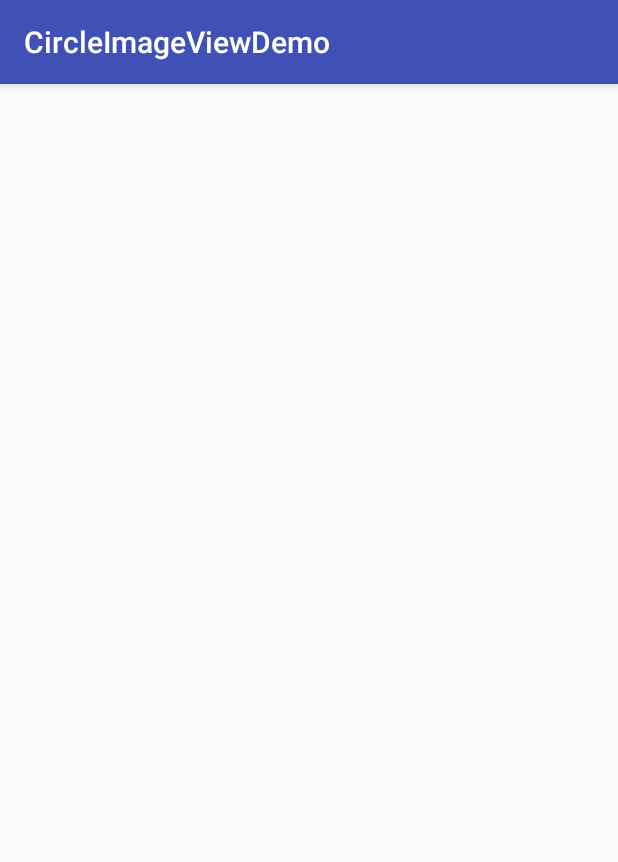
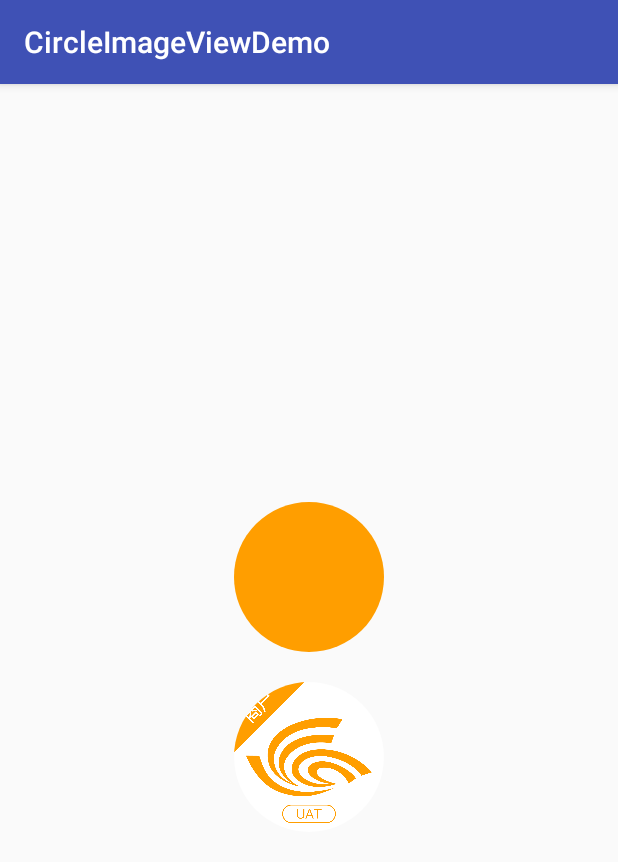
Before and after one commit to Codyfjm/CircleImageView, an Android app: the screen it shows after launch (MainActivity), on a phone screen of 412 x 824 dp. Shown: the top 862 px of the screen. Run offline under Robolectric (Android 15) with nearby library versions, the phone set to English and light mode, and no system bars; our stand-ins replace CircleImageView.

Commit message:
自定义圆形ImageView组件：可以动态获取图片

```diff
--- a/CircleImageViewDemo/app/src/main/java/CircleImageView.java
+++ b/CircleImageViewDemo/app/src/main/java/com/cn/codyfjm/circleimageviewdemo/CircleImageView.java
@@ -1,3 +1,5 @@
+package com.cn.codyfjm.circleimageviewdemo;
+
 import android.annotation.SuppressLint;
 import android.content.Context;
 import android.graphics.Bitmap;
--- /dev/null
+++ b/CircleImageViewDemo/app/src/main/java/com/cn/codyfjm/circleimageviewdemo/CircleImageViewPlus.java
@@ -0,0 +1,100 @@
+package com.cn.codyfjm.circleimageviewdemo;
+
+import android.content.Context;
+import android.graphics.Bitmap;
+import android.graphics.BitmapShader;
+import android.graphics.Canvas;
+import android.graphics.Color;
+import android.graphics.ImageFormat;
+import android.graphics.Matrix;
+import android.graphics.Paint;
+import android.graphics.Rect;
+import android.graphics.Shader;
+import android.graphics.drawable.BitmapDrawable;
+import android.graphics.drawable.ColorDrawable;
+import android.graphics.drawable.Drawable;
+import android.support.annotation.Nullable;
+import android.util.AttributeSet;
+import android.widget.ImageView;
+
+/**
+ * 自定义圆形ImageView组件
+ * author：codyfjm on 18/1/29
+ * email：CodyFeng@lansion.cn
+ * company:Lansion Software
+ * Copyright © 2018 Lansion. All rights reserved.
+ */
+public class CircleImageViewPlus extends ImageView {
+
+    private Paint mPaintBitmap = new Paint(Paint.ANTI_ALIAS_FLAG);
+    private Bitmap mRawBitmap;
+    private BitmapShader mShader;
+    private Matrix mMatrix = new Matrix();
+
+    public CircleImageViewPlus(Context context) {
+        super(context);
+    }
+
+    public CircleImageViewPlus(Context context, @Nullable AttributeSet attrs) {
+        super(context, attrs);
+    }
+
+    public CircleImageViewPlus(Context context, @Nullable AttributeSet attrs, int defStyleAttr) {
+        super(context, attrs, defStyleAttr);
+    }
+
+
+    /**
+     * 重画组件
+     * @param canvas 画布
+     */
+    @Override
+    protected void onDraw(Canvas canvas) {
+        Bitmap rawBitmap = getBitmap(getDrawable());
+        if (rawBitmap != null){
+            int viewWidth = getWidth();
+            int viewHeight = getHeight();
+            int viewMinSize = Math.min(viewWidth,viewHeight);
+            float dstWidth = viewMinSize;
+            float dstHeight = viewMinSize;
+            if (mShader == null || !rawBitmap.equals(mRawBitmap)){
+                mRawBitmap = rawBitmap;
+                mShader = new BitmapShader(mRawBitmap, Shader.TileMode.CLAMP, Shader.TileMode.CLAMP);
+            }
+
+            if (mShader != null){
+                mMatrix.setScale(dstWidth/rawBitmap.getWidth(),dstHeight/rawBitmap.getHeight());
+                mShader.setLocalMatrix(mMatrix);
+            }
+
+            mPaintBitmap.setShader(mShader);
+            float radius = viewMinSize / 2.0f;
+            canvas.drawCircle(radius,radius,radius,mPaintBitmap);
+
+        }else {
+            super.onDraw(canvas);
+        }
+    }
+
+    /**
+     * 获取图片
+     * @param drawable
+     * @return
+     */
+    private Bitmap getBitmap(Drawable drawable){
+        if (drawable instanceof BitmapDrawable){
+            return ((BitmapDrawable) drawable).getBitmap();
+        }else if (drawable instanceof ColorDrawable){
+            Rect rect = drawable.getBounds();
+            int width = rect.right - rect.left;
+            int height = rect.bottom - rect.left;
+            int color = ((ColorDrawable) drawable).getColor();
+            Bitmap bitmap = Bitmap.createBitmap(width,height, Bitmap.Config.ARGB_8888);
+            Canvas canvas =  new Canvas(bitmap);
+            canvas.drawARGB(Color.alpha(color),Color.red(color),Color.green(color),Color.blue(color));
+            return bitmap;
+        }else {
+            return null;
+        }
+    }
+}
--- a/CircleImageViewDemo/app/src/main/java/com/cn/codyfjm/circleimageviewdemo/MainActivity.java
+++ b/CircleImageViewDemo/app/src/main/java/com/cn/codyfjm/circleimageviewdemo/MainActivity.java
@@ -5,9 +5,13 @@ import android.os.Bundle;
 
 public class MainActivity extends AppCompatActivity {
 
+    private CircleImageViewPlus logo;
+
     @Override
     protected void onCreate(Bundle savedInstanceState) {
         super.onCreate(savedInstanceState);
         setContentView(R.layout.activity_main);
+        logo = findViewById(R.id.logo);
+        logo.setImageDrawable(getResources().getDrawable(R.mipmap.logo));
     }
 }
--- a/CircleImageViewDemo/app/src/main/res/layout/activity_main.xml
+++ b/CircleImageViewDemo/app/src/main/res/layout/activity_main.xml
@@ -8,11 +8,14 @@
     android:gravity="center"
     tools:context="com.cn.codyfjm.circleimageviewdemo.MainActivity">
 
-    <CircleImageView
+    <com.cn.codyfjm.circleimageviewdemo.CircleImageView
         android:layout_width="100dp"
         android:layout_height="100dp"
         android:layout_marginTop="10dp" />
 
-
-
+    <com.cn.codyfjm.circleimageviewdemo.CircleImageViewPlus
+        android:layout_marginTop="20dp"
+        android:id="@+id/logo"
+        android:layout_width="100dp"
+        android:layout_height="100dp"/>
 </LinearLayout>
```
